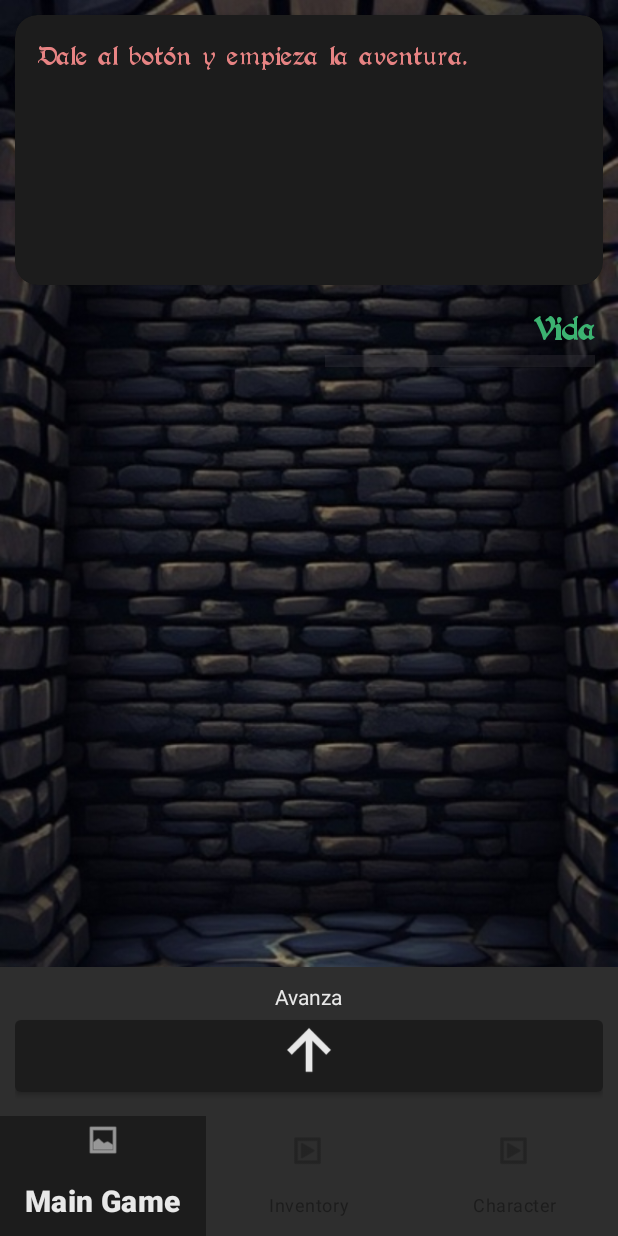
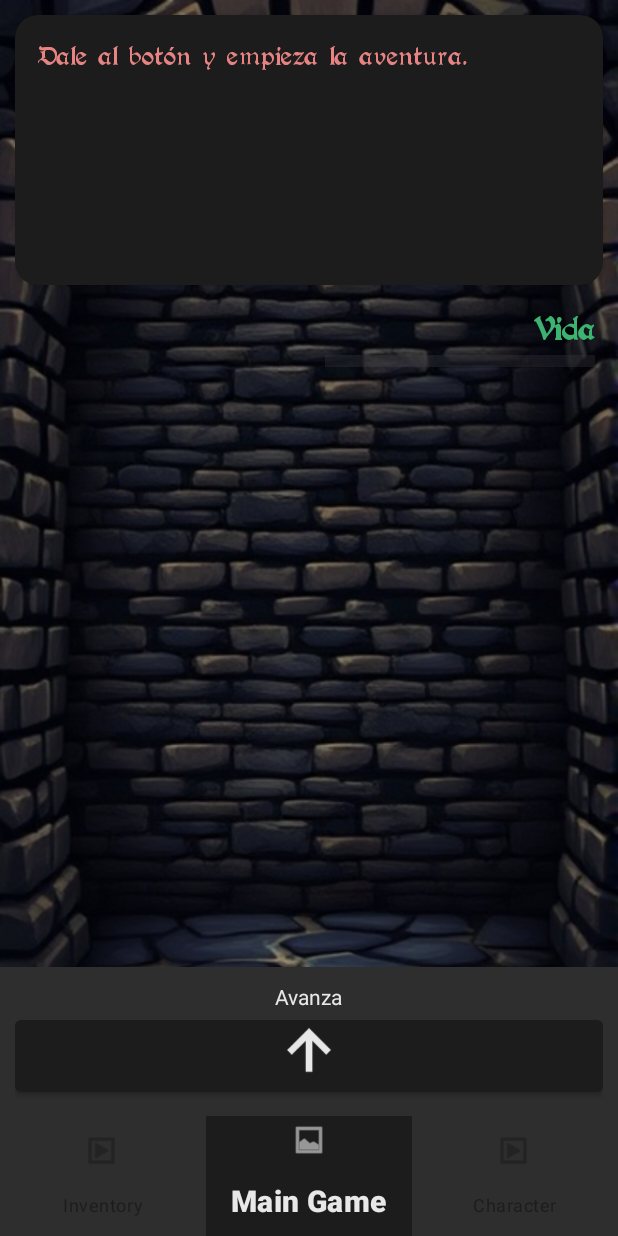
Before and after one commit to DavidTSF/RPGame_PMDM_FINAL, an Android app: the GameFragment screen opened through its navigation route, on a phone screen of 412 x 824 dp. Run offline under Robolectric (Android 15) with nearby library versions, the phone set to English and light mode, and no system bars; our stand-ins replace navigation-ui; 1 statement that could not run was skipped.

```diff
--- a/app/src/main/java/dev/davidvega/rpgame/MainActivity.java
+++ b/app/src/main/java/dev/davidvega/rpgame/MainActivity.java
@@ -1,12 +1,20 @@
 package dev.davidvega.rpgame;
 
+import android.content.Context;
 import android.os.Bundle;
+import android.util.AttributeSet;
+import android.util.Log;
+import android.view.View;
 
 import androidx.activity.EdgeToEdge;
+import androidx.annotation.NonNull;
+import androidx.annotation.Nullable;
 import androidx.appcompat.app.AppCompatActivity;
 import androidx.core.graphics.Insets;
 import androidx.core.view.ViewCompat;
 import androidx.core.view.WindowInsetsCompat;
+import androidx.lifecycle.Observer;
+import androidx.lifecycle.ViewModelProvider;
 import androidx.navigation.NavController;
 import androidx.navigation.Navigation;
 import androidx.navigation.fragment.NavHostFragment;
@@ -14,12 +22,24 @@ import androidx.navigation.ui.NavigationUI;
 
 import com.google.android.material.bottomnavigation.BottomNavigationView;
 
+import dev.davidvega.rpgame.data.viewmodel.GameViewModel;
+
 public class MainActivity extends AppCompatActivity {
+
+    GameViewModel gameViewModel;
 
     @Override
     protected void onCreate(Bundle savedInstanceState) {
         super.onCreate(savedInstanceState);
         setContentView(R.layout.activity_main);
+        gameViewModel = new ViewModelProvider(this).get(GameViewModel.class);
+
+
+
+
 
     }
+
+
+
 }
--- a/app/src/main/java/dev/davidvega/rpgame/data/viewmodel/GameViewModel.java
+++ b/app/src/main/java/dev/davidvega/rpgame/data/viewmodel/GameViewModel.java
@@ -80,10 +80,9 @@ public class GameViewModel extends AndroidViewModel {
                         EncounterModel.ResolveData resolveData = bg.resolveData; // Asume que bg ahora tiene una instancia de ResolveData
                         String combatMessage = resolveData.combatMessage;
 
-                        // Actualizar la descripción del encuentro
+                        // Actualizar la descripción del encuentro y añadir los daños
                         String updatedDescription = getEncounter().getValue().getDescription() + "\n" + combatMessage;
                         getEncounter().getValue().setDescription(updatedDescription);
-
 
                         calculateDamage.postValue(true);
                         attackLock.postValue(false);
--- a/app/src/main/java/dev/davidvega/rpgame/data/viewmodel/LoginViewModel.java
+++ b/app/src/main/java/dev/davidvega/rpgame/data/viewmodel/LoginViewModel.java
@@ -46,6 +46,7 @@ public class LoginViewModel extends AndroidViewModel {
 
     public static class UserStatus {
         public boolean loggedIn;
+        public boolean hasDied = false;
         public User user;
         public boolean hasToCreateCharacter;
         public UserStatus(boolean loggedIn, User user, boolean hasToCreateCharacter) {
--- a/app/src/main/java/dev/davidvega/rpgame/game/GameFragment.java
+++ b/app/src/main/java/dev/davidvega/rpgame/game/GameFragment.java
@@ -1,6 +1,7 @@
 package dev.davidvega.rpgame.game;
 
 import android.os.Bundle;
+import android.util.Log;
 import android.view.LayoutInflater;
 import android.view.View;
 import android.view.ViewGroup;
@@ -8,6 +9,9 @@ import android.view.ViewGroup;
 import androidx.annotation.NonNull;
 import androidx.annotation.Nullable;
 import androidx.fragment.app.Fragment;
+import androidx.fragment.app.FragmentTransaction;
+import androidx.lifecycle.Observer;
+import androidx.lifecycle.ViewModelProvider;
 import androidx.navigation.NavController;
 import androidx.navigation.Navigation;
 import androidx.navigation.fragment.NavHostFragment;
@@ -17,41 +21,92 @@ import androidx.navigation.ui.NavigationUI;
 import com.google.android.material.bottomnavigation.BottomNavigationView;
 
 import dev.davidvega.rpgame.R;
+import dev.davidvega.rpgame.data.viewmodel.GameViewModel;
 import dev.davidvega.rpgame.databinding.FragmentGameBinding;
+import dev.davidvega.rpgame.login.LoginFragment;
 
 
 public class GameFragment extends Fragment {
     FragmentGameBinding binding;
 
-    private Fragment mainGameFragment = new MainGameFragment();
-    private Fragment inventoryFragment = new InventoryFragment();
-    private Fragment characterFragment = new CharacterFragment();
+    GameViewModel gameViewModel;
+
+
+    //private Fragment mainGameFragment = new MainGameFragment();
+    //private Fragment inventoryFragment = new InventoryFragment();
+    //private Fragment characterFragment = new CharacterFragment();
 
     @Override
     public void onCreate(Bundle savedInstanceState) {
         super.onCreate(savedInstanceState);
-
-
     }
 
     @Override
     public View onCreateView(LayoutInflater inflater, ViewGroup container,
                              Bundle savedInstanceState) {
-
         binding = FragmentGameBinding.inflate(inflater, container, false);
-
-
+        gameViewModel = new ViewModelProvider(requireActivity()).get(GameViewModel.class);
         return binding.getRoot();
     }
 
     @Override
     public void onViewCreated(@NonNull View view, @Nullable Bundle savedInstanceState) {
         super.onViewCreated(view, savedInstanceState);
+
+
         NavHostFragment navHostFragment =
                 (NavHostFragment) getChildFragmentManager().findFragmentById(R.id.nav_host_fragment_game);
         NavController navController = navHostFragment.getNavController();
 
         NavigationUI.setupWithNavController(binding.bottomNavigation, navController);
+
+        gameViewModel.getPlayerDead().observe(getViewLifecycleOwner(), new Observer<Boolean>() {
+            @Override
+            public void onChanged(Boolean isDead) {
+                if ( isDead ) {
+                    Log.d("DEBUG_GAME", "Player is dead");
+                    gameViewModel.getPlayerDead().postValue(false);
+
+                    NavController navController = Navigation.findNavController(requireActivity(), R.id.nav_host_fragment);
+                    navController.navigate(R.id.characterCreatorFragment);
+
+                    //NavController navController = Navigation.findNavController(requireActivity(), R.id.nav_host_fragment);
+
+                    //FragmentTransaction transaction = getActivity().getSupportFragmentManager().beginTransaction();
+                    //transaction.replace(R.id.nav_host_fragment, new LoginFragment());
+                    //transaction.commit();
+
+                    //FragmentTransaction transaction = getActivity().getSupportFragmentManager().beginTransaction();
+                    //transaction.replace(R.id.nav_host_fragment, new LoginFragment());
+                    //transaction.addToBackStack(null);
+
+
+                    //NavController navControll = Navigation.findNavController(requireActivity(), R.id.nav_host_fragment);
+                    //navControll.popBackStack(R.id.loginFragment, true);
+
+                }
+            }
+        });
+
+
+
+        /*
+        gameViewModel.getPlayerDead().observe(getViewLifecycleOwner(), new Observer<Boolean>() {
+            @Override
+            public void onChanged(Boolean isDead) {
+                if ( isDead ) {
+                    Log.d("DEBUG_GAME", "Player is dead");
+
+
+                    NavHostFragment navHostFragment =
+                            (NavHostFragment) getSupportFragmentManager().findFragmentById(R.id.nav_host_fragment);
+                    NavController navController = navHostFragment.getNavController();
+                    gameViewModel.getPlayerDead().postValue(false);
+                }
+            }
+        });
+*/
+
         /*
 
         binding.bottomNavGame.setOnItemSelectedListener(item -> {
@@ -81,8 +136,8 @@ public class GameFragment extends Fragment {
         binding.bottomNavGame.setSelectedItemId(R.id.MainGameFragment);
         */
 
+    }
 
 
-    }
 
 }
--- a/app/src/main/java/dev/davidvega/rpgame/login/CharacterCreatorFragment.java
+++ b/app/src/main/java/dev/davidvega/rpgame/login/CharacterCreatorFragment.java
@@ -103,9 +103,9 @@ public class CharacterCreatorFragment extends Fragment {
             @Override
             public void onChanged(Boolean passToGame) {
                 if ( passToGame ) {
-                    NavController navController = Navigation.findNavController(requireActivity(), R.id.nav_host_fragment);
+                        NavController navController = Navigation.findNavController(requireActivity(), R.id.nav_host_fragment);
                         gameViewModel.getUser().setValue(loginViewModel.getCurrentUser().getValue().user);
-                        navController.navigate(R.id.GameFragment);
+                        navController.navigate(R.id.gameFragment);
                     }
                 }
         });
--- a/app/src/main/java/dev/davidvega/rpgame/login/LoginFragment.java
+++ b/app/src/main/java/dev/davidvega/rpgame/login/LoginFragment.java
@@ -71,7 +71,7 @@ public class LoginFragment extends Fragment {
 
                     } else {
                         gameViewModel.getUser().postValue(user);
-                        navController.navigate(R.id.GameFragment);
+                        navController.navigate(R.id.gameFragment);
                     }
                 }
             }
--- a/app/src/main/res/layout-land/fragment_game.xml
+++ b/app/src/main/res/layout-land/fragment_game.xml
@@ -3,7 +3,7 @@
     xmlns:android="http://schemas.android.com/apk/res/android"
     android:layout_width="match_parent"
     android:layout_height="match_parent"
-    android:id="@+id/GameFragment"
+    android:id="@+id/gameFragment"
     xmlns:app="http://schemas.android.com/apk/res-auto">
 
 
--- a/app/src/main/res/layout/fragment_game.xml
+++ b/app/src/main/res/layout/fragment_game.xml
@@ -3,7 +3,7 @@
     xmlns:android="http://schemas.android.com/apk/res/android"
     android:layout_width="match_parent"
     android:layout_height="match_parent"
-    android:id="@+id/GameFragment"
+    android:id="@+id/gameFragment"
     xmlns:app="http://schemas.android.com/apk/res-auto">
 
 
@@ -20,7 +20,6 @@
         app:navGraph="@navigation/nav_graph_game" />
 
 
-    <!-- BottomNavigationView solo en el fragmento del juego -->
     <com.google.android.material.bottomnavigation.BottomNavigationView
         android:id="@+id/bottomNavigation"
         style="@style/BottomNavigation"
--- a/app/src/main/res/menu/bottom_navigation_menu.xml
+++ b/app/src/main/res/menu/bottom_navigation_menu.xml
@@ -1,13 +1,14 @@
 <menu xmlns:android="http://schemas.android.com/apk/res/android">
+
+    <item
+        android:id="@+id/inventoryFragment"
+        android:icon="@android:drawable/ic_menu_slideshow"
+        android:title="Inventory" />
     <item
         android:id="@+id/mainGameFragment"
         android:icon="@android:drawable/ic_menu_gallery"
         android:title="Main Game" />
     <item
-        android:id="@+id/inventoryFragment"
-        android:icon="@android:drawable/ic_menu_slideshow"
-        android:title="Inventory" />
-    <item
         android:id="@+id/characterFragment"
         android:icon="@android:drawable/ic_menu_slideshow"
         android:title="Character" />
--- a/app/src/main/res/navigation/nav_graph.xml
+++ b/app/src/main/res/navigation/nav_graph.xml
@@ -16,7 +16,7 @@
             app:destination="@id/characterCreatorFragment" />
         <action
             android:id="@+id/action_loginFragment_to_fragmentApplication"
-            app:destination="@id/GameFragment" />
+            app:destination="@id/gameFragment" />
     </fragment>
 
     <fragment
@@ -26,14 +26,19 @@
         tools:layout="@layout/fragment_character_creator" >
         <action
             android:id="@+id/action_characterCreatorFragment_to_fragmentApplication"
-            app:destination="@id/GameFragment" />
+            app:destination="@id/gameFragment" />
     </fragment>
 
     <fragment
-        android:id="@+id/GameFragment"
+        android:id="@+id/gameFragment"
         android:name="dev.davidvega.rpgame.game.GameFragment"
         android:label="fragment_game_fragment"
         tools:layout="@layout/fragment_game">
+
+
+        <action
+            android:id="@+id/action_gameFragment_to_characterCreatorFragment"
+            app:destination="@id/characterCreatorFragment" />
     </fragment>
 
 
```
Also changed, not shown: app/src/main/java/dev/davidvega/rpgame/game/MainGameFragment.java (+9 -2 lines), app/src/main/res/navigation/nav_graph_game_copy.xml (deleted, +0 -25 lines).
